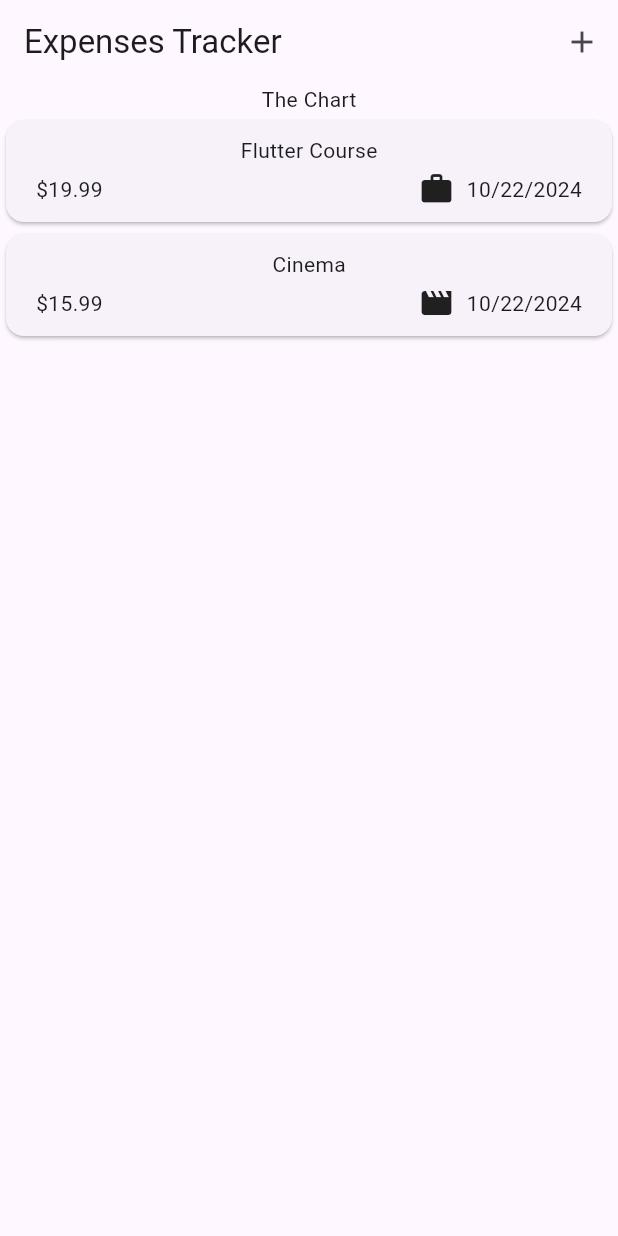
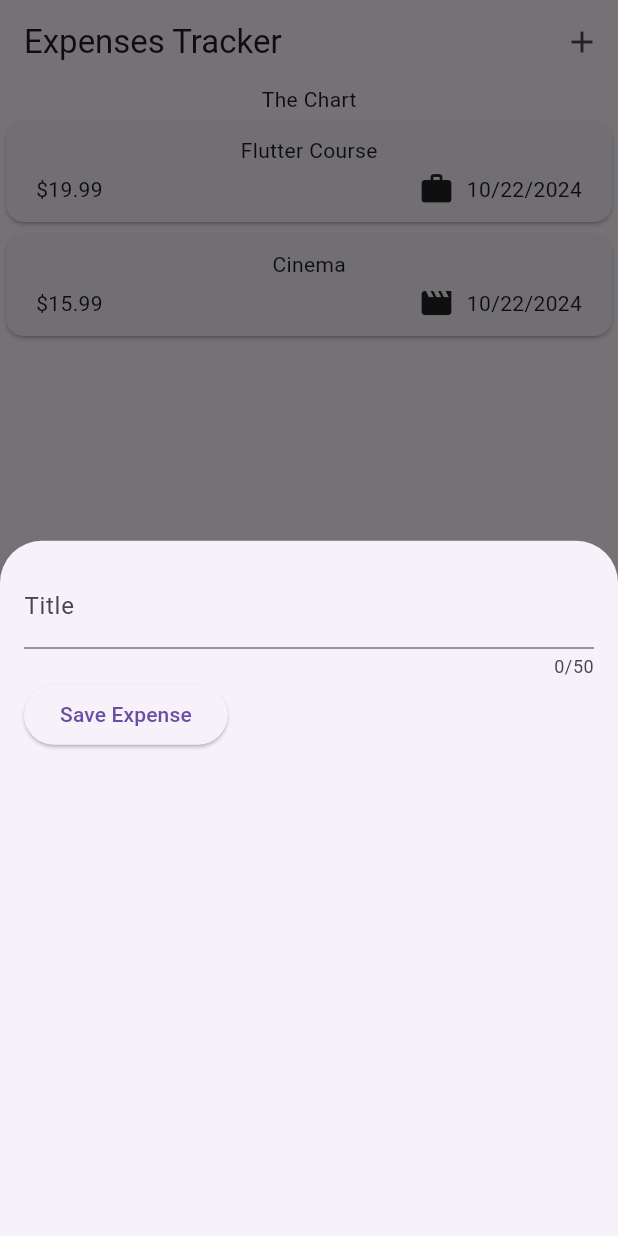
Before and after one commit to javakanaya/flutter-udemy, a Flutter app: the screen it shows after launch, after a tap on the "add" icon, on a phone screen of 412 x 824 dp. Run offline on Flutter 3.47's test engine with Material 3 defaults, Android fonts, the phone set to English and light mode, and no system bars; our stand-ins replace google_fonts.

Commit message:
feat: new expense modal, store title input

```diff
--- a/expense_tracker/lib/widgets/expenses.dart
+++ b/expense_tracker/lib/widgets/expenses.dart
@@ -1,5 +1,6 @@
 import 'package:expense_tracker/widgets/expenses_list/expenses_list.dart';
 import 'package:expense_tracker/models/expense.dart';
+import 'package:expense_tracker/widgets/new_expense.dart';
 import 'package:flutter/material.dart';
 
 class Expenses extends StatefulWidget {
@@ -27,6 +28,11 @@ class _ExprensesState extends State<Expenses> {
     ),
   ];
 
+  void _openAddExpenseOverlay() {
+    // globaly context variable because it's a stateful widget
+    showModalBottomSheet(context: context, builder: (ctx) => NewExpense());
+  }
+
   @override
   Widget build(BuildContext context) {
     return Scaffold(
@@ -34,7 +40,7 @@ class _ExprensesState extends State<Expenses> {
         title: const Text('Expenses Tracker'),
         actions: [
           IconButton(
-            onPressed: () {},
+            onPressed: _openAddExpenseOverlay,
             icon: const Icon(Icons.add),
           ),
         ],
--- /dev/null
+++ b/expense_tracker/lib/widgets/new_expense.dart
@@ -0,0 +1,44 @@
+import 'package:flutter/material.dart';
+
+class NewExpense extends StatefulWidget {
+  const NewExpense({super.key});
+
+  @override
+  State<StatefulWidget> createState() {
+    return _NewExpenseState();
+  }
+}
+
+class _NewExpenseState extends State<NewExpense> {
+  var _enteredTitle = '';
+
+  void _saveTitleInput(String inputValue) {
+    _enteredTitle = inputValue;
+  }
+
+  @override
+  Widget build(BuildContext context) {
+    return Padding(
+        padding: const EdgeInsets.all(16),
+        child: Column(
+          children: [
+            TextField(
+              onChanged: _saveTitleInput,
+              maxLength: 50,
+              decoration: const InputDecoration(
+                label: Text('Title'),
+              ),
+            ),
+            Row(
+              children: [
+                ElevatedButton(
+                    onPressed: () {
+                      print(_enteredTitle);
+                    },
+                    child: const Text('Save Expense'))
+              ],
+            )
+          ],
+        ));
+  }
+}
```
